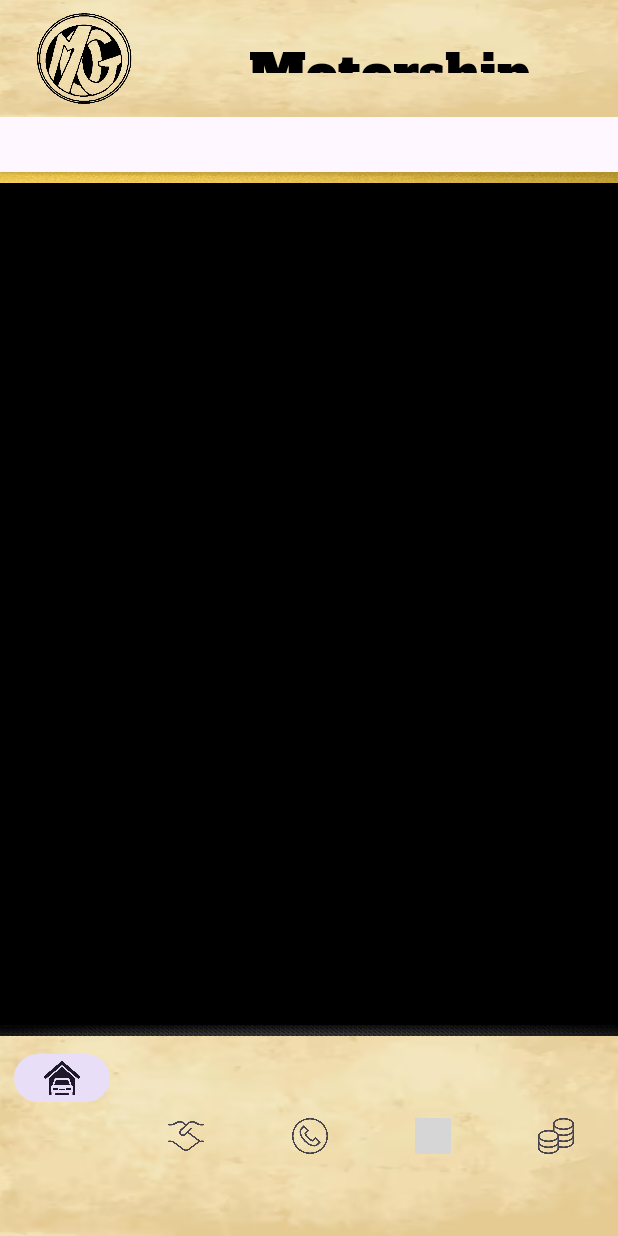
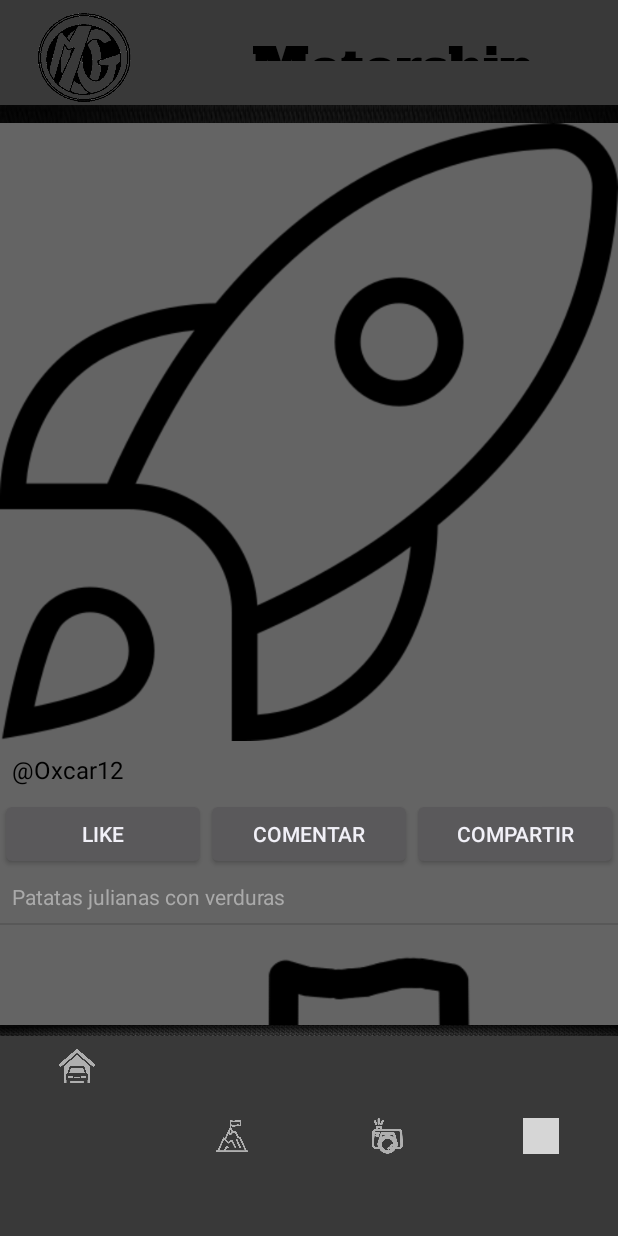
Before and after one commit to Solex02/MOG_2.0, an Android app: the screen it shows after launch (MenuPrincipal), on a phone screen of 412 x 824 dp. Run offline under Robolectric (Android 15) with nearby library versions, the phone set to English and light mode, and no system bars; grey boxes are pictures that could not be loaded.

Commit message:
Menu de botones

```diff
--- /dev/null
+++ b/app/src/main/java/com/motorship_original_gallery/mog_20/CustomAdapter.kt
@@ -0,0 +1,78 @@
+package com.motorship_original_gallery.mog_20
+
+
+import android.content.Context
+import android.view.LayoutInflater
+import android.view.View
+import android.view.ViewGroup
+import android.widget.BaseAdapter
+import android.widget.Button
+import android.widget.ImageView
+import android.widget.TextView
+import com.motorship_original_gallery.mog_20.MenuPrincipal
+import android.content.ClipData.Item
+
+class CustomAdapter(context: Context, private val itemList: List<Item>) : BaseAdapter() {
+    data class Item(
+        val imageResource: Int,
+        val title: String,
+        val description: String
+    )
+
+    private val inflater: LayoutInflater = context.getSystemService(Context.LAYOUT_INFLATER_SERVICE) as LayoutInflater
+
+    override fun getCount(): Int {
+        return itemList.size
+    }
+
+    override fun getItem(position: Int): Any {
+        return itemList[position]
+    }
+
+    override fun getItemId(position: Int): Long {
+        return position.toLong()
+    }
+
+    override fun getView(position: Int, convertView: View?, parent: ViewGroup?): View {
+        val view: View
+        val viewHolder: ViewHolder
+
+        if (convertView == null) {
+            view = inflater.inflate(R.layout.list_item, null)
+            viewHolder = ViewHolder()
+            viewHolder.imageView = view.findViewById(R.id.imageView)
+            viewHolder.titleTextView = view.findViewById(R.id.textViewTitle)
+            viewHolder.descriptionTextView = view.findViewById(R.id.textViewDescription)
+            viewHolder.button1 = view.findViewById(R.id.button1)
+            viewHolder.button2 = view.findViewById(R.id.button2)
+            viewHolder.button3 = view.findViewById(R.id.button3)
+            view.tag = viewHolder
+        } else {
+            view = convertView
+            viewHolder = view.tag as ViewHolder
+        }
+
+        val item = itemList[position]
+
+        // Asignar la imagen y otros datos a las vistas
+        viewHolder.imageView.setImageResource(item.imageResource)
+        viewHolder.titleTextView.text = item.title
+        viewHolder.descriptionTextView.text = item.description
+
+        // Configurar clics de botones si es necesario
+        viewHolder.button1.setOnClickListener { /* Acción para Botón 1 */ }
+        viewHolder.button2.setOnClickListener { /* Acción para Botón 2 */ }
+        viewHolder.button3.setOnClickListener { /* Acción para Botón 3 */ }
+
+        return view
+    }
+
+    private class ViewHolder {
+        lateinit var imageView: ImageView
+        lateinit var titleTextView: TextView
+        lateinit var descriptionTextView: TextView
+        lateinit var button1: Button
+        lateinit var button2: Button
+        lateinit var button3: Button
+    }
+}
--- a/app/src/main/java/com/motorship_original_gallery/mog_20/MainActivity.kt
+++ b/app/src/main/java/com/motorship_original_gallery/mog_20/MainActivity.kt
@@ -3,11 +3,13 @@ package com.motorship_original_gallery.mog_20
 import android.content.Intent
 import android.os.Bundle
 import android.view.MenuItem
+import android.widget.ImageView
 import androidx.appcompat.app.AppCompatActivity
 import com.google.android.material.bottomnavigation.BottomNavigationView
 
 class MainActivity : AppCompatActivity() {
     private lateinit var bottomNavigationView: BottomNavigationView
+    val imageView = findViewById<ImageView>(R.id.action_item1)
 
     override fun onCreate(savedInstanceState: Bundle?) {
         super.onCreate(savedInstanceState)
@@ -28,7 +30,7 @@ class MainActivity : AppCompatActivity() {
             R.id.action_item2 -> intent = Intent(this, MenuPrincipal::class.java)
             R.id.action_item3 -> intent = Intent(this, MenuPrincipal::class.java)
             R.id.action_item4 -> intent = Intent(this, MenuPrincipal::class.java)
-            R.id.action_item5 -> intent = Intent(this, MenuPrincipal::class.java)
+
         }
 
         if (intent != null) {
--- a/app/src/main/java/com/motorship_original_gallery/mog_20/MenuPrincipal.kt
+++ b/app/src/main/java/com/motorship_original_gallery/mog_20/MenuPrincipal.kt
@@ -1,11 +1,26 @@
 package com.motorship_original_gallery.mog_20
 
+import android.annotation.SuppressLint
 import androidx.appcompat.app.AppCompatActivity
 import android.os.Bundle
+import android.widget.ListView
+import com.motorship_original_gallery.mog_20.R.id.listviewPrincipal
 
 class MenuPrincipal : AppCompatActivity() {
+    @SuppressLint("MissingInflatedId")
     override fun onCreate(savedInstanceState: Bundle?) {
         super.onCreate(savedInstanceState)
         setContentView(R.layout.activity_menu_principal)
+
+        val itemList = listOf(
+            CustomAdapter.Item(R.drawable.almuerzo_cohete, "@Oxcar12", "Patatas julianas con verduras"),
+            CustomAdapter.Item(R.drawable._24254878_icono_de_monta_a_escalada_esquema_de_escalada_de_monta_a_icono_vectoriales_para_dise_o_web_aislado_transformed__1__removebg_preview, "@Solsex23", "Descripción 2"),
+            CustomAdapter.Item(R.drawable.apreton_de_manos, "@mario_16_", "Descripción 3")
+            // Agrega más elementos si es necesario
+        )
+
+        val customAdapter = CustomAdapter(applicationContext, itemList)
+        val listView = findViewById<ListView>(R.id.listviewPrincipal)
+        listView.adapter = customAdapter
     }
 }
--- /dev/null
+++ b/app/src/main/res/color/colorstatelist.xml
@@ -0,0 +1,5 @@
+<?xml version="1.0" encoding="utf-8"?>
+<selector xmlns:android="http://schemas.android.com/apk/res/android">
+    <item android:state_checked="true" android:color="@color/white" /> <!-- Color cuando está seleccionado -->
+    <item android:state_checked="false" android:color="@color/white" /> <!-- Color cuando no está seleccionado -->
+</selector>
--- a/app/src/main/res/layout/activity_main.xml
+++ b/app/src/main/res/layout/activity_main.xml
@@ -25,7 +25,6 @@
             android:layout_width="match_parent"
             android:layout_height="wrap_content"
             android:layout_alignParentBottom="true"
-
             app:menu="@menu/menu_bottom_navigation" />
     </RelativeLayout>
 
--- a/app/src/main/res/layout/activity_menu_principal.xml
+++ b/app/src/main/res/layout/activity_menu_principal.xml
@@ -9,24 +9,29 @@
         android:layout_width="match_parent"
         android:layout_height="match_parent"
         android:orientation="vertical"
-        tools:context=".TuActividad">
+        tools:context=".TuActividad"
+        android:background="@drawable/desktop_wallpaper_carbon_fiber_22241_px">
 
         <FrameLayout
             android:id="@+id/fragment_container"
             android:layout_width="match_parent"
-            android:layout_height="576dp"
+            android:layout_height="568dp"
             android:layout_above="@id/bottom_navigation"
-            android:background="@color/black">
+            android:layout_below="@+id/d"
+            android:layout_alignParentStart="true"
+            android:layout_alignParentEnd="true"
+            android:layout_marginStart="0dp"
+            android:layout_marginTop="12dp"
+            android:layout_marginEnd="0dp"
+            android:background="@color/grey">
 
-            <FrameLayout
-                android:id="@+id/hiloarriba"
+            <ListView
+                android:id="@+id/listviewPrincipal"
                 android:layout_width="match_parent"
-                android:layout_height="7dp"
-                android:layout_marginBottom="567dp"
-                android:background="@drawable/photo_1545873681_d8affd67677b">
+                android:layout_height="match_parent" />
+        </FrameLayout>
 
-            </FrameLayout>
-        </FrameLayout>
+
 
         <FrameLayout
             android:id="@+id/hiloabajo"
@@ -38,21 +43,29 @@
         </FrameLayout>
 
 
+
+
         <com.google.android.material.bottomnavigation.BottomNavigationView
             android:id="@+id/bottom_navigation"
             android:layout_width="match_parent"
             android:layout_height="200px"
             android:layout_alignParentBottom="true"
-            android:background="@drawable/textura_fondo_lienzo_papel_viejo_667511_453"
-            app:menu="@menu/menu_bottom_navigation" />
+            android:layout_marginBottom="0dp"
+            style="@style/MyBottomNavigationView"
+            app:menu="@menu/menu_bottom_navigation"
+            />
 
         <RelativeLayout
+            android:id="@+id/d"
             android:layout_width="match_parent"
-            android:layout_height="78dp"
-            android:background="@drawable/textura_fondo_lienzo_papel_viejo_667511_453"
+            android:layout_height="70dp"
+            android:layout_alignParentStart="true"
+            android:layout_alignParentEnd="true"
+            android:layout_marginStart="0dp"
+            android:layout_marginEnd="0dp"
+            android:background="@color/greyf"
             android:orientation="vertical"
-            tools:context=".TuActividad"
-            >
+            tools:context=".TuActividad">
 
             <TextView
                 android:id="@+id/textView"
@@ -60,9 +73,9 @@
                 android:layout_height="36dp"
                 android:layout_alignParentTop="true"
                 android:layout_alignParentEnd="true"
-                android:layout_marginStart="33dp"
-                android:layout_marginTop="20dp"
-                android:layout_marginEnd="18dp"
+                android:layout_marginStart="35dp"
+                android:layout_marginTop="16dp"
+                android:layout_marginEnd="16dp"
                 android:layout_marginBottom="29dp"
                 android:layout_toEndOf="@+id/imageView2"
                 android:fontFamily="@font/alfa"
--- /dev/null
+++ b/app/src/main/res/layout/list_item.xml
@@ -0,0 +1,67 @@
+<?xml version="1.0" encoding="utf-8"?>
+<androidx.constraintlayout.widget.ConstraintLayout xmlns:android="http://schemas.android.com/apk/res/android"
+    android:layout_width="match_parent"
+    android:layout_height="match_parent">
+    <LinearLayout
+        xmlns:android="http://schemas.android.com/apk/res/android"
+        android:layout_width="match_parent"
+        android:layout_height="wrap_content"
+        android:orientation="vertical">
+
+        <!-- Imagen cuadrada del ancho de la pantalla -->
+        <ImageView
+            android:id="@+id/imageView"
+            android:layout_width="match_parent"
+            android:layout_height="match_parent"
+            android:adjustViewBounds="true"
+
+            android:scaleType="centerCrop"/>
+
+        <!-- Fila de texto -->
+        <TextView
+            android:id="@+id/textViewTitle"
+            android:layout_width="match_parent"
+            android:layout_height="wrap_content"
+            android:textSize="16sp"
+            android:textColor="@android:color/black"
+            android:padding="8dp"/>
+
+        <!-- Fila de botones -->
+        <LinearLayout
+            android:layout_width="match_parent"
+            android:layout_height="wrap_content"
+            android:orientation="horizontal">
+
+            <Button
+                android:id="@+id/button1"
+                android:layout_width="0dp"
+                android:layout_weight="1"
+                android:layout_height="wrap_content"
+                android:text="Like"/>
+
+            <Button
+                android:id="@+id/button2"
+                android:layout_width="0dp"
+                android:layout_weight="1"
+                android:layout_height="wrap_content"
+                android:text="Comentar"/>
+
+            <Button
+                android:id="@+id/button3"
+                android:layout_width="0dp"
+                android:layout_weight="1"
+                android:layout_height="wrap_content"
+                android:text="Compartir"/>
+        </LinearLayout>
+
+        <!-- Última fila de texto -->
+        <TextView
+            android:id="@+id/textViewDescription"
+            android:layout_width="match_parent"
+            android:layout_height="wrap_content"
+            android:textSize="14sp"
+            android:textColor="@android:color/darker_gray"
+            android:padding="8dp"/>
+    </LinearLayout>
+
+</androidx.constraintlayout.widget.ConstraintLayout>
--- a/app/src/main/res/menu/menu_bottom_navigation.xml
+++ b/app/src/main/res/menu/menu_bottom_navigation.xml
@@ -7,17 +7,14 @@
     <item
         android:id="@+id/action_item2"
         android:title=""
-        android:icon="@drawable/apreton_de_manos" />
+        android:icon="@drawable/_24254878_icono_de_monta_a_escalada_esquema_de_escalada_de_monta_a_icono_vectoriales_para_dise_o_web_aislado_transformed__1__removebg_preview" />
     <item
         android:id="@+id/action_item3"
         android:title=""
-        android:icon="@drawable/circulo_de_telefono" />
+        android:icon="@drawable/_000_f_222710429_adb0on8xluujlwewg1u6nxj1qt5e5oe6_transformed_removebg_preview" />
     <item
         android:id="@+id/action_item4"
         android:title=""
         android:icon="@drawable/dinero" />
-    <item
-        android:id="@+id/action_item5"
-        android:title=""
-        android:icon="@drawable/monedas" />
+
 </menu>
--- a/app/src/main/res/values/colors.xml
+++ b/app/src/main/res/values/colors.xml
@@ -2,4 +2,7 @@
 <resources>
     <color name="black">#FF000000</color>
     <color name="white">#FFFFFFFF</color>
+    <color name="grey">#646464</color>
+    <color name="greyf">#393939</color>
+    <color name="whetef">#AFAFAF</color>
 </resources>
--- /dev/null
+++ b/app/src/main/res/values/styles.xml
@@ -0,0 +1,7 @@
+<?xml version="1.0" encoding="utf-8"?>
+<resources>
+    <style name="MyBottomNavigationView" parent="Widget.MaterialComponents.BottomNavigationView">
+        <item name="android:background">@color/greyf</item> <!-- Cambia el fondo aquí -->
+        <item name="itemIconTint">@color/whetef</item> <!-- Establece un color de icono personalizado -->
+    </style>
+</resources>
--- a/app/src/main/res/values/themes.xml
+++ b/app/src/main/res/values/themes.xml
@@ -2,7 +2,10 @@
     <!-- Base application theme. -->
     <style name="Base.Theme.MOG_20" parent="Theme.Material3.DayNight.NoActionBar">
         <!-- Customize your light theme here. -->
-        <!-- <item name="colorPrimary">@color/my_light_primary</item> -->
+        <item name="colorPrimary">@color/black</item>
+        <item name="colorAccent">@color/white</item>
+        <item name="colorSecondary">@color/white</item>
+
     </style>
 
     <style name="Theme.MOG_20" parent="Base.Theme.MOG_20" />
```
Also changed, not shown: app/src/main/res/drawable/_000_f_222710429_adb0on8xluujlwewg1u6nxj1qt5e5oe6_transformed_removebg_preview.png (added), app/src/main/res/drawable/_24254878_icono_de_monta_a_escalada_esquema_de_escalada_de_monta_a_icono_vectoriales_para_dise_o_web_aislado_transformed__1__removebg_preview.png (added), app/src/main/res/drawable/fondo_tecnologia_metal_rojo_109181_75.jpg (added).
